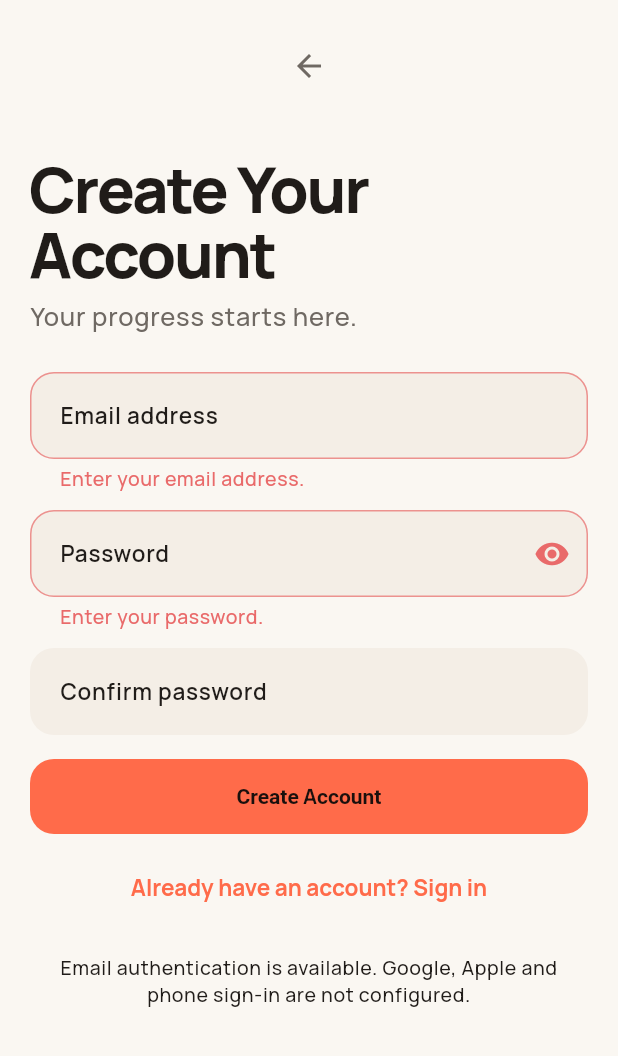
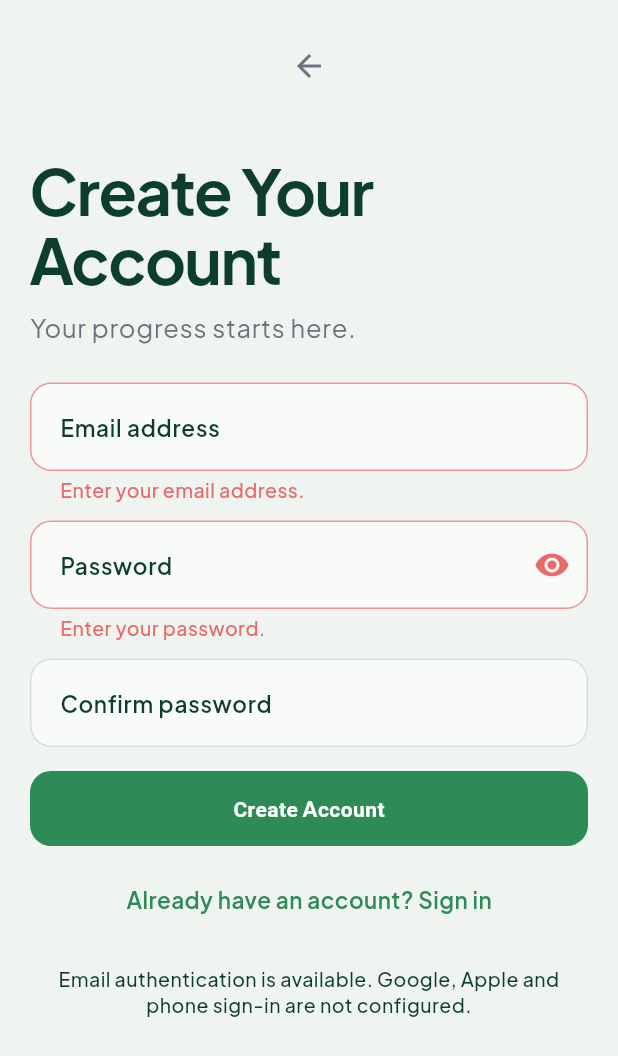
Before and after one commit to Akindiormi/pulse, a Flutter app: the screen it shows after launch, after a tap on "skip", after a tap on "Create Account", on a phone screen of 412 x 824 dp. Shown: the top 1056 px of the screen. Run offline on Flutter 3.47's test engine with Material 3 defaults, Android fonts, the phone set to English and light mode, and no system bars; our stand-ins replace firebase_analytics, firebase_core, firebase_crashlytics, firebase_messaging, flutter_riverpod, go_router and 5 more; accounts and stored records are empty; statements that could not run were skipped.

Commit message:
Port nextel-connect design system into Pulse
- Replace orange/cream palette with deep green + emerald + gold, add
  glass surfaces for light/dark (pulse_tokens.dart, app_colors.dart)
- Switch typography from Manrope to Plus Jakarta Sans, align radius
  scale and add gradient tokens (app_theme.dart)
- Add Phosphor-based semantic icon system with enforced weight/size
  rules (pulse_icons.dart)
- Fix 3 hardcoded old-brand values that bypassed the theme:
  celebration burst color, button text color, splash mark color
- Add DESIGN_SYSTEM.md as the reference doc for the new system

```diff
--- a/lib/core/design/pulse_tokens.dart
+++ b/lib/core/design/pulse_tokens.dart
@@ -1,33 +1,96 @@
 import 'package:flutter/material.dart';
 
+/// Design tokens for Pulse — ported from the nextel-connect design system
+/// (deep green / emerald / gold, glass surfaces, Plus Jakarta Sans).
 class PulseColors {
-  static const accent = Color(0xFFFF6B4A);
-  static const accentSoft = Color(0xFFFF9A7F);
-  static const accentDeep = Color(0xFFE95032);
-  static const accentTint = Color(0x1FFF6B4A);
+  PulseColors._();
 
-  static const lightBackground = Color(0xFFFAF7F2);
-  static const lightSurface = Color(0xFFFFFCF8);
-  static const lightElevated = Color(0xFFF1EAE1);
-  static const lightText = Color(0xFF201C19);
-  static const lightTextSecondary = Color(0xFF6F6963);
-  static const lightTextMuted = Color(0xFF9B948D);
+  // Brand
+  static const accent = Color(0xFF2E8B57); // accentEmerald
+  static const accentSoft = Color(0xFF4CA873);
+  static const accentDeep = Color(0xFF0D3D2B); // primaryDark
+  static const accentTint = Color(0x1F2E8B57);
+  static const secondary = Color(0xFF1A5C3A); // secondaryGreen
+  static const gold = Color(0xFFD4A017);
+  static const goldSoft = Color(0xFFE9C55A);
 
-  static const darkBackground = Color(0xFF0E0E10);
-  static const darkSurface = Color(0xFF17171A);
-  static const darkElevated = Color(0xFF222226);
-  static const darkText = Color(0xFFF7F3EF);
-  static const darkTextSecondary = Color(0xFFB3ACA6);
-  static const darkTextMuted = Color(0xFF77716C);
+  // Light surfaces
+  static const lightBackground = Color(0xFFF0F4F0);
+  static const lightSurface = Color(0xFFFFFFFF);
+  static const lightElevated = Color(0xFFF4F8F3);
+  static const lightText = Color(0xFF0D3D2B);
+  static const lightTextSecondary = Color(0xFF6B7280);
+  static const lightTextMuted = Color(0xFF8E978F);
 
-  static const success = Color(0xFF48B98A);
+  // Dark surfaces
+  static const darkBackground = Color(0xFF0A1A0F);
+  static const darkSurface = Color(0xFF0C2015);
+  static const darkElevated = Color(0xFF122A1C);
+  static const darkText = Color(0xFFFFFFFF);
+  static const darkTextSecondary = Color(0x99FFFFFF);
+  static const darkTextMuted = Color(0x66FFFFFF);
+
+  // Glass (light)
+  static const glassCard = Color(0xA6FFFFFF); // white @ 65%
+  static const glassCardStrong = Color(0xBFFFFFFF); // white @ 75%
+  static const glassBorder = Color(0xCCFFFFFF); // white @ 80%
+  static const glassInputFill = Color(0x99FFFFFF); // white @ 60%
+  static const glassInputBorder = Color(0x260D3D2B); // green @ 15%
+  static const glassTopHighlight = Color(0xE6FFFFFF);
+
+  // Glass (dark)
+  static const glassCardDark = Color(0x0FFFFFFF); // white @ 6%
+  static const glassCardStrongDark = Color(0x1FFFFFFF);
+  static const glassBorderDark = Color(0x1AFFFFFF); // white @ 10%
+  static const glassInputFillDark = Color(0x14FFFFFF);
+  static const glassInputBorderDark = Color(0x1FFFFFFF);
+  static const glassTopHighlightDark = Color(0x1FFFFFFF);
+
+  static const success = Color(0xFF22C55E);
   static const warning = Color(0xFFF2B84B);
   static const error = Color(0xFFE96A6A);
   static const white = Color(0xFFFFFFFF);
   static const black = Color(0xFF000000);
+
+  // Shadows
+  static const shadow = Color(0x140D3D2B); // green @ 8%
+  static const buttonShadow = Color(0x4D0D3D2B); // green @ 30%
+}
+
+class PulseGradients {
+  PulseGradients._();
+
+  static const primaryButton = LinearGradient(
+    begin: Alignment.topLeft,
+    end: Alignment.bottomRight,
+    colors: [PulseColors.accent, PulseColors.accentDeep],
+  );
+
+  static const header = LinearGradient(
+    begin: Alignment.topLeft,
+    end: Alignment.bottomRight,
+    colors: [PulseColors.secondary, PulseColors.accentDeep],
+  );
+
+  static const progress = LinearGradient(
+    colors: [PulseColors.success, PulseColors.accent],
+  );
+
+  static const gold = LinearGradient(
+    colors: [PulseColors.goldSoft, PulseColors.gold],
+  );
+
+  static LinearGradient screen(bool isDark) => LinearGradient(
+        begin: Alignment.topCenter,
+        end: Alignment.bottomCenter,
+        colors: isDark
+            ? const [Color(0xFF0C2015), PulseColors.darkBackground]
+            : const [Color(0xFFF4F8F3), PulseColors.lightBackground],
+      );
 }
 
 class PulseSpace {
+  PulseSpace._();
   static const xs = 4.0;
   static const sm = 8.0;
   static const md = 12.0;
@@ -41,14 +104,17 @@ class PulseSpace {
 }
 
 class PulseRadius {
-  static const small = 10.0;
-  static const medium = 16.0;
-  static const large = 20.0;
+  PulseRadius._();
+  static const small = 12.0;
+  static const medium = 14.0;
+  static const large = 24.0;
   static const hero = 24.0;
-  static const pill = 999.0;
+  static const button = 16.0;
+  static const pill = 100.0;
 }
 
 class PulseElevation {
+  PulseElevation._();
   static const none = 0.0;
   static const subtle = 2.0;
   static const raised = 6.0;
--- a/lib/core/motion/pulse_celebration.dart
+++ b/lib/core/motion/pulse_celebration.dart
@@ -2,6 +2,7 @@ import 'dart:math' as math;
 
 import 'package:flutter/material.dart';
 
+import '../design/pulse_tokens.dart';
 import 'pulse_motion_policy.dart';
 
 /// A short, deterministic celebration driven only by already-authoritative
@@ -79,7 +80,7 @@ class _BurstPainter extends CustomPainter {
       final distance = radius * (0.55 + (i.isEven ? .22 : .08));
       final point = center + Offset(math.cos(angle) * distance, math.sin(angle) * distance);
       final sizeFactor = i.isEven ? 3.0 : 2.2;
-      paint.color = Color.lerp(Colors.transparent, const Color(0xFFFF6B4A), opacity * .8)!;
+      paint.color = Color.lerp(Colors.transparent, PulseColors.accent, opacity * .8)!;
       canvas.drawCircle(point, sizeFactor, paint);
     }
   }
--- a/lib/core/theme/app_colors.dart
+++ b/lib/core/theme/app_colors.dart
@@ -12,7 +12,8 @@ class AppColors {
   static const success = PulseColors.success;
   static const warning = PulseColors.warning;
   static const danger = PulseColors.error;
-  static const textOnAccent = Color(0xFF1A100D);
+  static const gold = PulseColors.gold;
+  static const textOnAccent = Color(0xFFFFFFFF);
   static const white = PulseColors.white;
   static const black = PulseColors.black;
 }
--- a/lib/core/theme/app_theme.dart
+++ b/lib/core/theme/app_theme.dart
@@ -1,19 +1,23 @@
 import 'package:flutter/material.dart';
+import 'package:flutter/services.dart';
 import 'package:google_fonts/google_fonts.dart';
 
 import 'app_colors.dart';
 import '../design/pulse_tokens.dart';
+import '../design/pulse_icons.dart';
 
+/// Typography ported from nextel-connect (Plus Jakarta Sans, tight tracking
+/// on display/heading roles, comfortable line height on body/label).
 class AppTypography {
-  static const display = TextStyle(fontSize: 42, height: 1.02, fontWeight: FontWeight.w800, letterSpacing: -1.5);
-  static const headline = TextStyle(fontSize: 32, height: 1.08, fontWeight: FontWeight.w800, letterSpacing: -0.9);
-  static const title = TextStyle(fontSize: 21, height: 1.22, fontWeight: FontWeight.w700, letterSpacing: -0.2);
-  static const body = TextStyle(fontSize: 17, height: 1.5, fontWeight: FontWeight.w500);
-  static const bodySmall = TextStyle(fontSize: 15, height: 1.45, fontWeight: FontWeight.w500);
-  static const label = TextStyle(fontSize: 14, height: 1.25, fontWeight: FontWeight.w700, letterSpacing: 0);
-  static const metadata = TextStyle(fontSize: 13, height: 1.35, fontWeight: FontWeight.w500);
-  static const number = TextStyle(fontSize: 38, height: 1.0, fontWeight: FontWeight.w800, letterSpacing: -1.1, fontFeatures: [FontFeature.tabularFigures()]);
-  static const numberSmall = TextStyle(fontSize: 24, height: 1.0, fontWeight: FontWeight.w800, letterSpacing: -0.7, fontFeatures: [FontFeature.tabularFigures()]);
+  static const display = TextStyle(fontSize: 42, height: 1.1, fontWeight: FontWeight.w700, letterSpacing: -1.0);
+  static const headline = TextStyle(fontSize: 32, height: 1.1, fontWeight: FontWeight.w700, letterSpacing: -1.0);
+  static const title = TextStyle(fontSize: 21, height: 1.2, fontWeight: FontWeight.w700, letterSpacing: -0.5);
+  static const body = TextStyle(fontSize: 17, height: 1.6, fontWeight: FontWeight.w400);
+  static const bodySmall = TextStyle(fontSize: 15, height: 1.6, fontWeight: FontWeight.w400);
+  static const label = TextStyle(fontSize: 14, height: 1.3, fontWeight: FontWeight.w600, letterSpacing: 0.3);
+  static const metadata = TextStyle(fontSize: 13, height: 1.3, fontWeight: FontWeight.w500, letterSpacing: 0.3);
+  static const number = TextStyle(fontSize: 38, height: 1.0, fontWeight: FontWeight.w800, letterSpacing: -1.0, fontFeatures: [FontFeature.tabularFigures()]);
+  static const numberSmall = TextStyle(fontSize: 24, height: 1.0, fontWeight: FontWeight.w800, letterSpacing: -0.5, fontFeatures: [FontFeature.tabularFigures()]);
 }
 
 ThemeData buildAppTheme(Brightness brightness, {bool useGoogleFonts = true}) {
@@ -24,10 +28,17 @@ ThemeData buildAppTheme(Brightness brightness, {bool useGoogleFonts = true}) {
   final text = dark ? PulseColors.darkText : PulseColors.lightText;
   final secondary = dark ? PulseColors.darkTextSecondary : PulseColors.lightTextSecondary;
   final muted = dark ? PulseColors.darkTextMuted : PulseColors.lightTextMuted;
+  final card = dark ? PulseColors.glassCardDark : PulseColors.glassCard;
+  final cardStrong = dark ? PulseColors.glassCardStrongDark : PulseColors.glassCardStrong;
+  final glassBorder = dark ? PulseColors.glassBorderDark : PulseColors.glassBorder;
+  final inputFill = dark ? PulseColors.glassInputFillDark : PulseColors.glassInputFill;
+  final inputBorder = dark ? PulseColors.glassInputBorderDark : PulseColors.glassInputBorder;
+  final topHighlight = dark ? PulseColors.glassTopHighlightDark : PulseColors.glassTopHighlight;
+
   final scheme = ColorScheme.fromSeed(seedColor: PulseColors.accent, brightness: brightness).copyWith(
     primary: PulseColors.accent,
     onPrimary: AppColors.textOnAccent,
-    secondary: PulseColors.accentSoft,
+    secondary: PulseColors.secondary,
     surface: surface,
     onSurface: text,
     surfaceContainerHighest: elevated,
@@ -52,7 +63,7 @@ ThemeData buildAppTheme(Brightness brightness, {bool useGoogleFonts = true}) {
     labelMedium: AppTypography.label,
     labelSmall: AppTypography.metadata,
   );
-  final typography = (useGoogleFonts ? GoogleFonts.manropeTextTheme(baseTypography) : baseTypography).apply(
+  final typography = (useGoogleFonts ? GoogleFonts.plusJakartaSansTextTheme(baseTypography) : baseTypography).apply(
     bodyColor: text,
     displayColor: text,
   );
@@ -62,19 +73,30 @@ ThemeData buildAppTheme(Brightness brightness, {bool useGoogleFonts = true}) {
     brightness: brightness,
     scaffoldBackgroundColor: background,
     colorScheme: scheme,
-    fontFamily: useGoogleFonts ? GoogleFonts.manrope().fontFamily : null,
+    fontFamily: useGoogleFonts ? GoogleFonts.plusJakartaSans().fontFamily : null,
     textTheme: typography,
+    splashFactory: InkRipple.splashFactory,
+    appBarTheme: AppBarTheme(
+      backgroundColor: Colors.transparent,
+      elevation: 0,
+      scrolledUnderElevation: 0,
+      foregroundColor: text,
+      systemOverlayStyle: dark ? SystemUiOverlayStyle.light : SystemUiOverlayStyle.dark,
+    ),
     cardTheme: CardThemeData(
       margin: EdgeInsets.zero,
       elevation: 0,
-      color: surface,
-      shape: RoundedRectangleBorder(borderRadius: BorderRadius.circular(PulseRadius.large)),
+      color: card,
+      shape: RoundedRectangleBorder(
+        borderRadius: BorderRadius.circular(PulseRadius.large),
+        side: BorderSide(color: glassBorder, width: 1),
+      ),
     ),
     filledButtonTheme: FilledButtonThemeData(
       style: FilledButton.styleFrom(
         minimumSize: const Size(48, 52),
         padding: const EdgeInsets.symmetric(horizontal: PulseSpace.xl),
-        shape: RoundedRectangleBorder(borderRadius: BorderRadius.circular(PulseRadius.medium)),
+        shape: RoundedRectangleBorder(borderRadius: BorderRadius.circular(PulseRadius.button)),
         textStyle: typography.labelLarge,
       ),
     ),
@@ -82,18 +104,18 @@ ThemeData buildAppTheme(Brightness brightness, {bool useGoogleFonts = true}) {
       style: OutlinedButton.styleFrom(
         minimumSize: const Size(48, 52),
         padding: const EdgeInsets.symmetric(horizontal: PulseSpace.xl),
-        shape: RoundedRectangleBorder(borderRadius: BorderRadius.circular(PulseRadius.medium)),
+        shape: RoundedRectangleBorder(borderRadius: BorderRadius.circular(PulseRadius.button)),
         textStyle: typography.labelLarge,
       ),
     ),
     inputDecorationTheme: InputDecorationTheme(
       filled: true,
-      fillColor: elevated.withValues(alpha: dark ? 0.55 : 0.7),
+      fillColor: inputFill,
       contentPadding: const EdgeInsets.symmetric(horizontal: PulseSpace.lg, vertical: PulseSpace.lg),
       labelStyle: typography.bodyMedium?.copyWith(fontWeight: FontWeight.w600),
       hintStyle: typography.bodyMedium?.copyWith(color: secondary),
-      border: OutlineInputBorder(borderRadius: BorderRadius.circular(PulseRadius.medium), borderSide: BorderSide.none),
-      enabledBorder: OutlineInputBorder(borderRadius: BorderRadius.circular(PulseRadius.medium), borderSide: BorderSide.none),
+      border: OutlineInputBorder(borderRadius: BorderRadius.circular(PulseRadius.medium), borderSide: BorderSide(color: inputBorder)),
+      enabledBorder: OutlineInputBorder(borderRadius: BorderRadius.circular(PulseRadius.medium), borderSide: BorderSide(color: inputBorder)),
       focusedBorder: OutlineInputBorder(borderRadius: BorderRadius.circular(PulseRadius.medium), borderSide: BorderSide(color: PulseColors.accent, width: 1.5)),
       errorBorder: OutlineInputBorder(borderRadius: BorderRadius.circular(PulseRadius.medium), borderSide: BorderSide(color: PulseColors.error.withValues(alpha: .7))),
       focusedErrorBorder: OutlineInputBorder(borderRadius: BorderRadius.circular(PulseRadius.medium), borderSide: BorderSide(color: PulseColors.error, width: 1.5)),
@@ -105,28 +127,65 @@ ThemeData buildAppTheme(Brightness brightness, {bool useGoogleFonts = true}) {
       indicatorColor: PulseColors.accentTint,
       labelTextStyle: WidgetStatePropertyAll(typography.labelMedium?.copyWith(color: secondary)),
     ),
-    dividerTheme: DividerThemeData(color: dark ? const Color(0xFF2B2B2F) : const Color(0xFFE9E0D7)),
-    iconTheme: IconThemeData(color: secondary),
+    dividerTheme: DividerThemeData(color: glassBorder),
+    iconTheme: IconThemeData(color: secondary, size: PulseIconSize.md),
     extensions: <ThemeExtension<dynamic>>[
-      PulseThemeExtension(textSecondary: secondary, textMuted: muted, surface: surface, elevated: elevated),
+      PulseThemeExtension(
+        textSecondary: secondary,
+        textMuted: muted,
+        surface: surface,
+        elevated: elevated,
+        card: card,
+        cardStrong: cardStrong,
+        glassBorder: glassBorder,
+        topHighlight: topHighlight,
+      ),
     ],
   );
 }
 
 @immutable
 class PulseThemeExtension extends ThemeExtension<PulseThemeExtension> {
-  const PulseThemeExtension({required this.textSecondary, required this.textMuted, required this.surface, required this.elevated});
+  const PulseThemeExtension({
+    required this.textSecondary,
+    required this.textMuted,
+    required this.surface,
+    required this.elevated,
+    required this.card,
+    required this.cardStrong,
+    required this.glassBorder,
+    required this.topHighlight,
+  });
+
   final Color textSecondary;
   final Color textMuted;
   final Color surface;
   final Color elevated;
+  final Color card;
+  final Color cardStrong;
+  final Color glassBorder;
+  final Color topHighlight;
 
   @override
-  PulseThemeExtension copyWith({Color? textSecondary, Color? textMuted, Color? surface, Color? elevated}) => PulseThemeExtension(
+  PulseThemeExtension copyWith({
+    Color? textSecondary,
+    Color? textMuted,
+    Color? surface,
+    Color? elevated,
+    Color? card,
+    Color? cardStrong,
+    Color? glassBorder,
+    Color? topHighlight,
+  }) =>
+      PulseThemeExtension(
         textSecondary: textSecondary ?? this.textSecondary,
         textMuted: textMuted ?? this.textMuted,
         surface: surface ?? this.surface,
         elevated: elevated ?? this.elevated,
+        card: card ?? this.card,
+        cardStrong: cardStrong ?? this.cardStrong,
+        glassBorder: glassBorder ?? this.glassBorder,
+        topHighlight: topHighlight ?? this.topHighlight,
       );
 
   @override
@@ -137,6 +196,10 @@ class PulseThemeExtension extends ThemeExtension<PulseThemeExtension> {
       textMuted: Color.lerp(textMuted, other.textMuted, t) ?? textMuted,
       surface: Color.lerp(surface, other.surface, t) ?? surface,
       elevated: Color.lerp(elevated, other.elevated, t) ?? elevated,
+      card: Color.lerp(card, other.card, t) ?? card,
+      cardStrong: Color.lerp(cardStrong, other.cardStrong, t) ?? cardStrong,
+      glassBorder: Color.lerp(glassBorder, other.glassBorder, t) ?? glassBorder,
+      topHighlight: Color.lerp(topHighlight, other.topHighlight, t) ?? topHighlight,
     );
   }
 }
--- a/lib/core/widgets/pulse_button.dart
+++ b/lib/core/widgets/pulse_button.dart
@@ -1,5 +1,6 @@
 import 'package:flutter/material.dart';
 import '../design/pulse_tokens.dart';
+import '../theme/app_colors.dart';
 import 'pulse_interaction.dart';
 import '../theme/app_theme.dart';
 
@@ -39,9 +40,9 @@ class PulseButton extends StatelessWidget {
 
   ButtonStyle _style(BuildContext context) => FilledButton.styleFrom(
         backgroundColor: PulseColors.accent,
-        foregroundColor: const Color(0xFF1A100D),
+        foregroundColor: AppColors.textOnAccent,
         disabledBackgroundColor: PulseColors.accent.withValues(alpha: 0.35),
-        disabledForegroundColor: const Color(0xFF1A100D).withValues(alpha: 0.55),
+        disabledForegroundColor: AppColors.textOnAccent.withValues(alpha: 0.55),
         minimumSize: const Size(48, 50),
         padding: const EdgeInsets.symmetric(horizontal: PulseSpace.xl),
         shape: RoundedRectangleBorder(borderRadius: BorderRadius.circular(PulseRadius.medium)),
--- a/lib/features/splash/presentation/splash_screen.dart
+++ b/lib/features/splash/presentation/splash_screen.dart
@@ -3,6 +3,7 @@ import 'package:flutter_riverpod/flutter_riverpod.dart';
 import 'package:go_router/go_router.dart';
 import '../../../core/design/pulse_tokens.dart';
 import '../../../core/errors/app_error.dart';
+import '../../../core/theme/app_colors.dart';
 import '../../../core/motion/pulse_motion_attachment.dart';
 import '../../../core/motion/pulse_motion_policy.dart';
 import '../../../core/motion/pulse_motion_state.dart';
@@ -97,7 +98,7 @@ class _SplashMark extends StatelessWidget {
                 height: 72,
                 decoration: BoxDecoration(color: PulseColors.accent, borderRadius: BorderRadius.circular(PulseRadius.large)),
                 alignment: Alignment.center,
-                child: const Text('P', style: TextStyle(fontSize: 38, fontWeight: FontWeight.w900, color: Color(0xFF1A100D))),
+                child: const Text('P', style: TextStyle(fontSize: 38, fontWeight: FontWeight.w900, color: AppColors.textOnAccent)),
               ),
             ),
             const SizedBox(height: PulseSpace.xl),
--- a/pubspec.yaml
+++ b/pubspec.yaml
@@ -11,6 +11,7 @@ dependencies:
   flutter:
     sdk: flutter
   cupertino_icons: ^1.0.8
+  phosphor_flutter: ^2.1.0
   firebase_core: ^4.0.0
   firebase_messaging: ^16.0.0
   firebase_analytics: ^12.0.0
```
Also changed, not shown: lib/core/design/pulse_icons.dart (added, +72 -0 lines), 1 other file.
